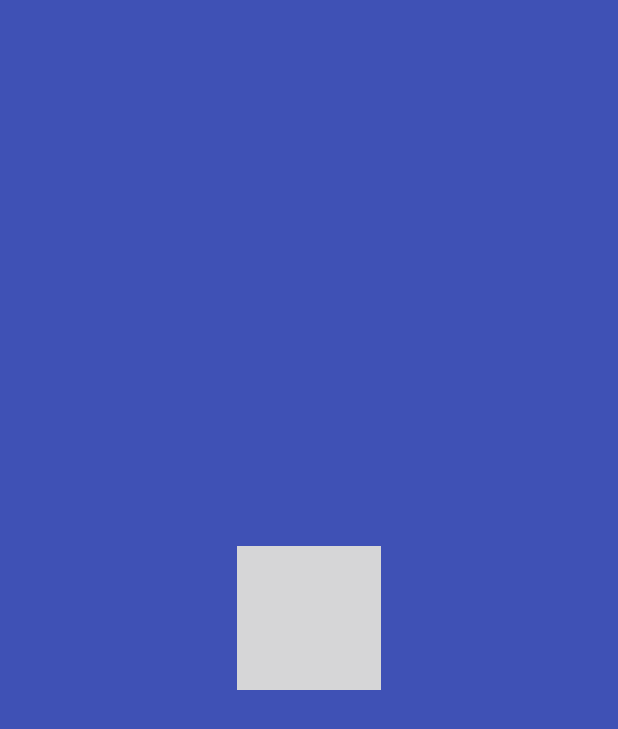
After one commit to MajdKhodr/StillAlert, an Android app: the SplashActivity screen opened directly, with no data from a screen before it, on a phone screen of 412 x 824 dp. The commit adds this screen. Shown: the top 729 px of the screen. Run offline under Robolectric (Android 15) with nearby library versions, the phone set to English and light mode, and no system bars; 1 statement that could not run was skipped.

Commit message:
Added splash screen

```diff
--- /dev/null
+++ b/Android/app/src/main/java/com/stillalert/gng2101/stillalert/SplashActivity.java
@@ -0,0 +1,17 @@
+package com.stillalert.gng2101.stillalert;
+
+import android.content.Intent;
+import android.os.Bundle;
+import android.support.v7.app.AppCompatActivity;
+
+public class SplashActivity extends AppCompatActivity {
+
+    @Override
+    protected void onCreate(Bundle savedInstanceState) {
+        super.onCreate(savedInstanceState);
+
+        Intent intent = new Intent(this, MainActivity.class);
+        startActivity(intent);
+        finish();
+    }
+}
--- /dev/null
+++ b/Android/app/src/main/res/drawable/background_splash.xml
@@ -0,0 +1,13 @@
+<?xml version="1.0" encoding="utf-8"?>
+<layer-list xmlns:android="http://schemas.android.com/apk/res/android">
+
+    <item android:drawable="@color/colorPrimary" />
+
+    <item>
+        <bitmap
+            android:gravity="center"
+            android:src="@drawable/temp"
+            />
+    </item>
+
+</layer-list>
--- a/Android/app/src/main/res/values/styles.xml
+++ b/Android/app/src/main/res/values/styles.xml
@@ -1,11 +1,15 @@
 <resources>
 
     <!-- Base application theme. -->
-    <style name="AppTheme" parent="Theme.AppCompat.Light.DarkActionBar">
+    <style name="AppTheme" parent="Theme.AppCompat.Light.NoActionBar">
         <!-- Customize your theme here. -->
         <item name="colorPrimary">@color/colorPrimary</item>
         <item name="colorPrimaryDark">@color/colorPrimaryDark</item>
         <item name="colorAccent">@color/colorAccent</item>
     </style>
 
+    <style name="SplashTheme" parent="Theme.AppCompat.NoActionBar">
+        <item name="android:windowBackground">@drawable/background_splash</item>
+    </style>
+
 </resources>
```
Also changed, not shown: Android/app/src/main/AndroidManifest.xml (+11 -0 lines), Android/app/src/main/res/layout/activity_main.xml (+0 -9 lines).
